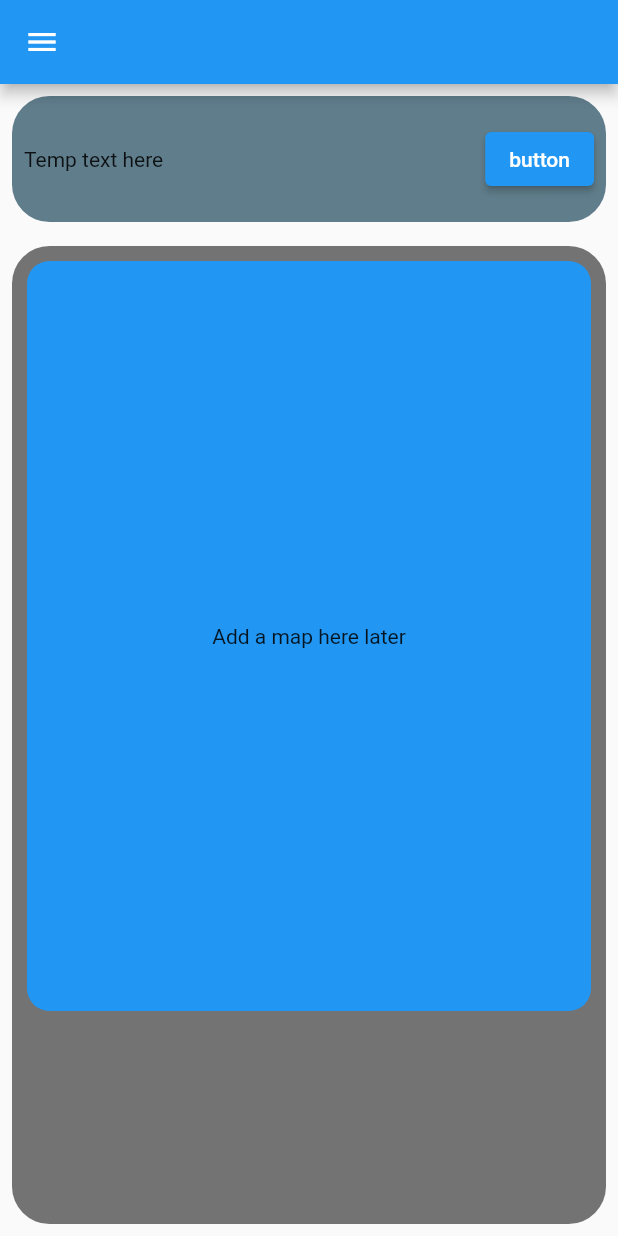
After one commit to CanKankaya/firebase_chat_example, a Flutter app: the MapScreen screen opened directly, on a phone screen of 412 x 824 dp. The commit adds this screen. Run offline on Flutter 3.47's test engine with Material 2 defaults, Android fonts, the phone set to English and light mode, and no system bars; our stand-ins replace cloud_firestore, firebase_auth, firebase_core, firebase_storage, image_picker, shared_preferences; accounts and stored records are empty.

Commit message:
added temp screen for map

```diff
--- a/lib/screens/chat_screen.dart
+++ b/lib/screens/chat_screen.dart
@@ -258,6 +258,7 @@ class Messages extends StatelessWidget {
                             switch (dismissDirection) {
                               case DismissDirection.startToEnd:
                                 {
+                                  //TODO: add reply function here
                                   errorMessage(
                                     context,
                                     'Don\'t slide me to the left please',
--- /dev/null
+++ b/lib/screens/map_screen.dart
@@ -0,0 +1,81 @@
+import 'package:flutter/material.dart';
+
+import 'package:firebase_chat_example/widgets/app_drawer.dart';
+
+class MapScreen extends StatelessWidget {
+  const MapScreen({Key? key}) : super(key: key);
+
+  //TODO: Try map here later
+
+  @override
+  Widget build(BuildContext context) {
+    return Scaffold(
+      appBar: AppBar(),
+      drawer: const AppDrawer(),
+      body: Column(
+        children: [
+          SizedBox(
+            height: 100,
+            child: Padding(
+              padding: const EdgeInsets.all(8.0),
+              child: Container(
+                padding: const EdgeInsets.all(8),
+                decoration: BoxDecoration(
+                  color: Colors.blueGrey,
+                  borderRadius: BorderRadius.circular(25),
+                ),
+                child: Row(
+                  children: [
+                    Column(
+                      mainAxisAlignment: MainAxisAlignment.center,
+                      children: const [
+                        Text('Temp text here'),
+                      ],
+                    ),
+                    Expanded(child: Container()),
+                    ElevatedButton(
+                      onPressed: () {},
+                      child: const Text('button'),
+                    ),
+                  ],
+                ),
+              ),
+            ),
+          ),
+          Expanded(
+            flex: 5,
+            child: Padding(
+              padding: const EdgeInsets.all(8.0),
+              child: ClipRRect(
+                borderRadius: BorderRadius.circular(25),
+                child: Container(
+                  color: Colors.black54,
+                  child: ListView(
+                    padding: const EdgeInsets.all(10),
+                    children: [
+                      Container(
+                        height: 500,
+                        decoration: BoxDecoration(
+                          color: Colors.blue,
+                          borderRadius: BorderRadius.circular(15),
+                        ),
+                        child: Row(
+                          mainAxisAlignment: MainAxisAlignment.center,
+                          children: const [
+                            Center(
+                              child: Text('Add a map here later'),
+                            ),
+                          ],
+                        ),
+                      ),
+                    ],
+                  ),
+                ),
+              ),
+            ),
+          ),
+        ],
+      ),
+    );
+  }
+}
--- a/lib/widgets/app_drawer.dart
+++ b/lib/widgets/app_drawer.dart
@@ -1,3 +1,4 @@
+import 'package:firebase_chat_example/screens/map_screen.dart';
 import 'package:flutter/material.dart';
 
 import 'package:firebase_auth/firebase_auth.dart';
@@ -76,9 +77,16 @@ class AppDrawer extends StatelessWidget {
                   ),
                   const Divider(),
                   ListTile(
-                    leading: const Icon(Icons.shopping_cart),
+                    leading: const Icon(Icons.map),
                     title: const Text('Temp Listtile'),
-                    onTap: () {},
+                    onTap: () {
+                      Navigator.pushReplacement(
+                        context,
+                        MaterialPageRoute(
+                          builder: (context) => const MapScreen(),
+                        ),
+                      );
+                    },
                   ),
                   const Divider(),
                   ListTile(
```
